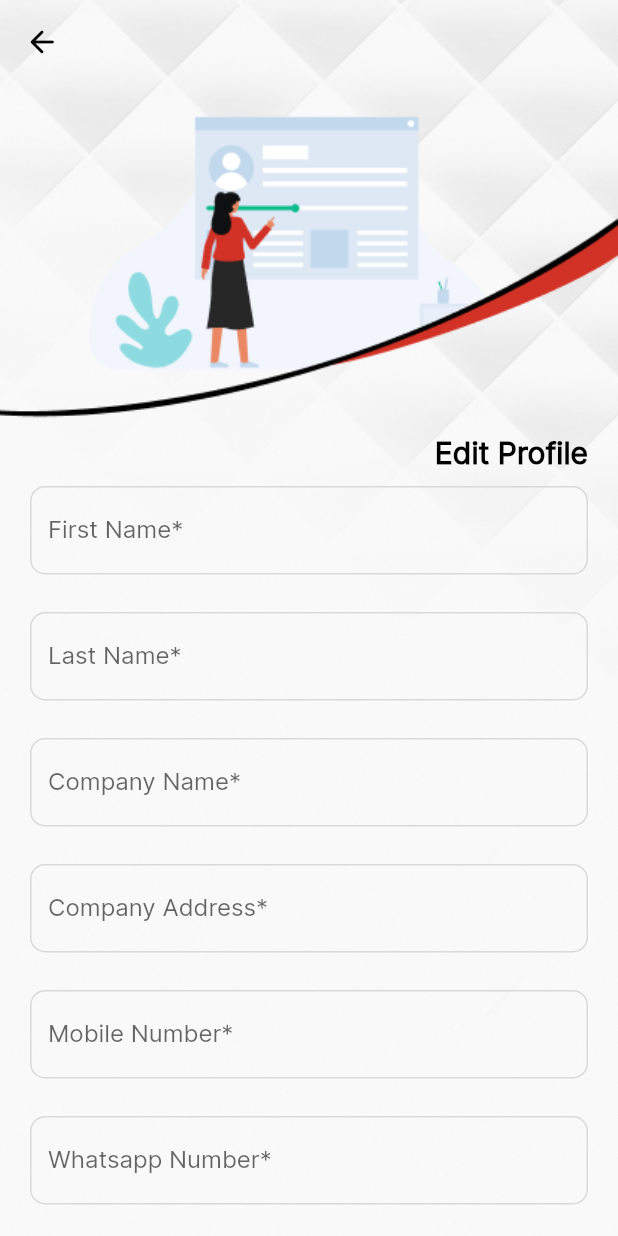
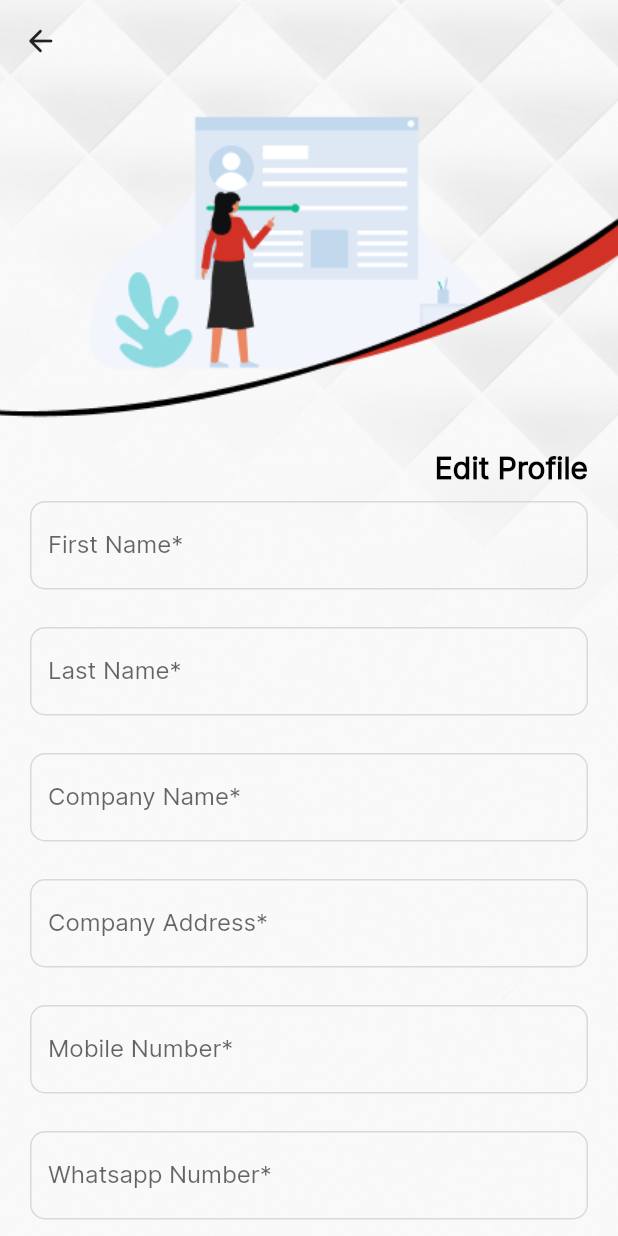
Before and after one commit to devarshkikani/Vehicle-Tracking-App, a Flutter app: the ChangePasswordScreen screen opened directly, after a tap on "Change Password", on a phone screen of 412 x 824 dp. Run offline on Flutter 3.47's test engine with Material 2 defaults, Android fonts, the light colour scheme and no system bars; our stand-ins replace flutter_svg, get.

Commit message:
edit profile and change password screen issue fix

```diff
--- a/lib/pages/settings/change_password_screen.dart
+++ b/lib/pages/settings/change_password_screen.dart
@@ -35,21 +35,17 @@ class _ChangePasswordScreenState extends State<ChangePasswordScreen> {
           ),
         ),
       ),
-      body: Container(
-        height: Get.height,
-        width: Get.width,
-        decoration: const BoxDecoration(
-          image: DecorationImage(
-            image: AssetImage(
+      body: Stack(
+        children: [
+          Positioned(
+            top: 0,
+            child: Image.asset(
               AppAsset.changePassword,
-            ),
               fit: BoxFit.cover,
             ),
           ),
-        child: Stack(
-          children: [
           Padding(
-              padding: const EdgeInsets.only(top: 300),
+            padding: const EdgeInsets.only(top: 340),
             child: SingleChildScrollView(
               child: Column(
                 children: [
@@ -130,7 +126,6 @@ class _ChangePasswordScreenState extends State<ChangePasswordScreen> {
           ),
         ],
       ),
-      ),
       bottomNavigationBar: Padding(
         padding: const EdgeInsets.all(15.0),
         child: Column(
--- a/lib/pages/settings/edit_profile_screen.dart
+++ b/lib/pages/settings/edit_profile_screen.dart
@@ -27,30 +27,19 @@ class _EditProfileScreenState extends State<EditProfileScreen> {
   @override
   Widget build(BuildContext context) {
     return Scaffold(
-      extendBodyBehindAppBar: true,
-      appBar: AppBar(
-        backgroundColor: Colors.transparent,
-        elevation: 0.0,
-        leading: GestureDetector(
-          onTap: () {
-            Get.back();
-          },
-          child: const Icon(
-            Icons.arrow_back_rounded,
-            color: blackColor,
-          ),
-        ),
-      ),
       body: Stack(
         children: [
-          Image.asset(
-            AppAsset.editProfile,
-            width: Get.width,
-            height: Get.height,
-            fit: BoxFit.cover,
+          Positioned(
+            top: 0,
+            child: Image.asset(
+              AppAsset.editProfile,
+              width: Get.width,
+              height: Get.height,
+              fit: BoxFit.cover,
+            ),
           ),
           Padding(
-            padding: const EdgeInsets.only(top: 280.0),
+            padding: const EdgeInsets.only(top: 290.0),
             child: SingleChildScrollView(
               child: Column(
                 children: [
@@ -109,7 +98,7 @@ class _EditProfileScreenState extends State<EditProfileScreen> {
                         ),
                         customHeight(50),
                         AppFillButton(
-                          title: "Save".toUpperCase(),
+                          title: "Save",
                           onTap: () {
                             Get.back();
                           },
@@ -123,6 +112,22 @@ class _EditProfileScreenState extends State<EditProfileScreen> {
               ),
             ),
           ),
+          SafeArea(
+            child: Align(
+              alignment: Alignment.topLeft,
+              child: Padding(
+                padding: const EdgeInsets.all(15),
+                child: GestureDetector(
+                  onTap: () {
+                    Get.back();
+                  },
+                  child: const Icon(
+                    Icons.arrow_back_rounded,
+                  ),
+                ),
+              ),
+            ),
+          ),
         ],
       ),
     );
```
Lines whose indentation alone changed are shown as unchanged.
